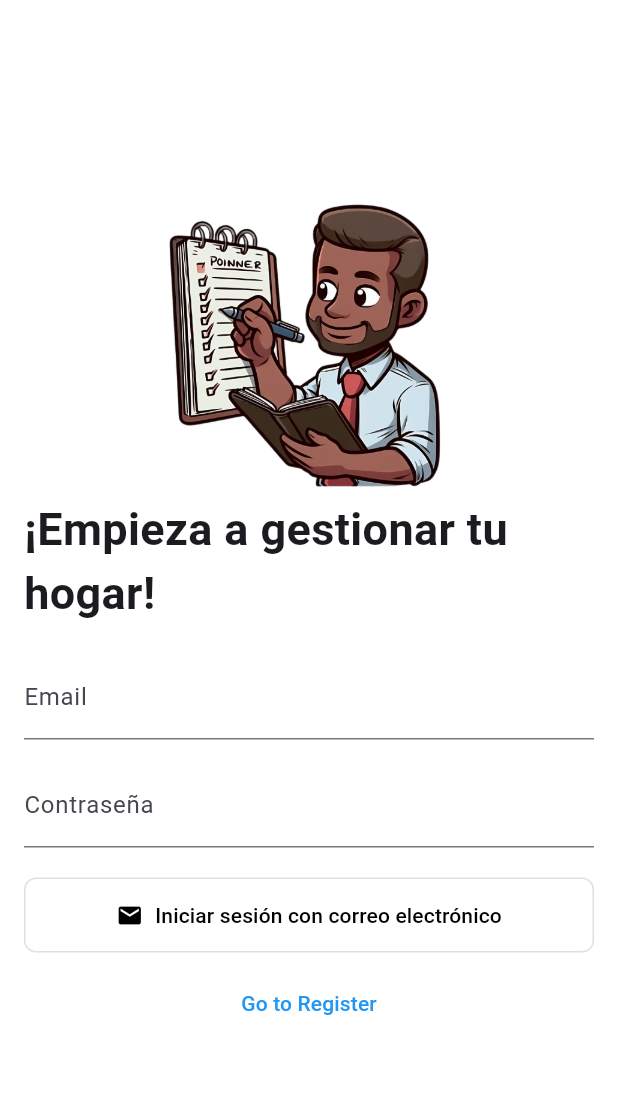
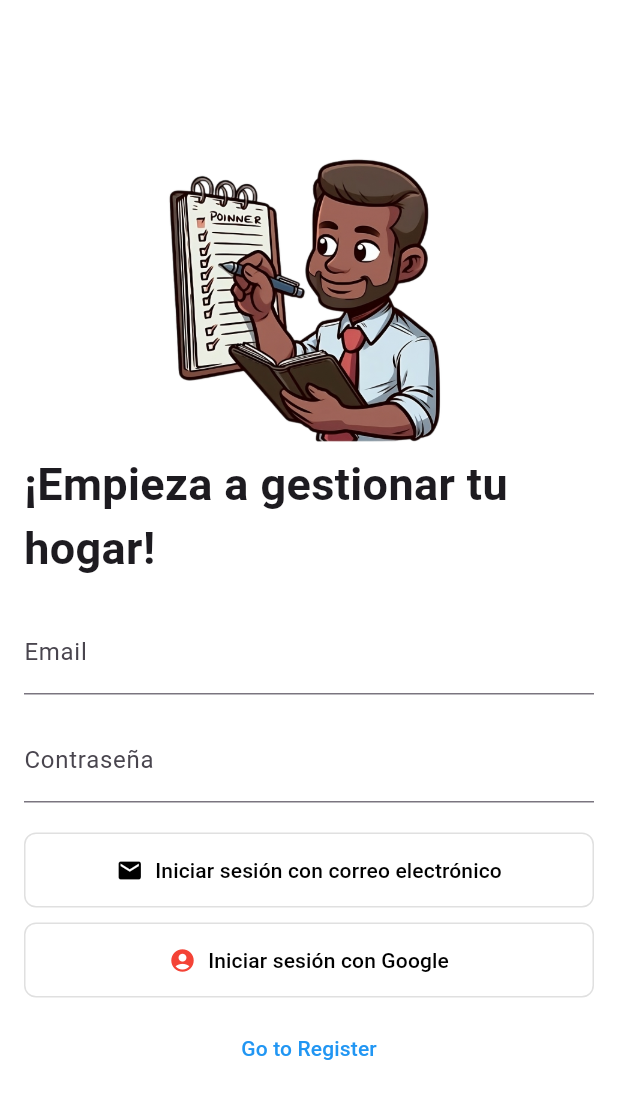
Before and after one commit to sergiiio423/TFG, a Flutter app: the screen it shows after launch, on a phone screen of 412 x 824 dp. Shown: the top 1099 px of the screen. Run offline on Flutter 3.47's test engine with Material 3 defaults, Android fonts, the phone set to English and light mode, and no system bars; our stand-ins replace cloud_firestore, firebase_auth, firebase_core, google_sign_in; accounts and stored records are empty; Roboto replaces fonts that are missing (Arial).

Commit message:
explicacion natural e inicio con google

```diff
--- a/appfirebase/lib/main.dart
+++ b/appfirebase/lib/main.dart
@@ -2,6 +2,7 @@ import 'package:flutter/material.dart';
 import 'package:firebase_core/firebase_core.dart';
 import 'package:firebase_auth/firebase_auth.dart';
 import 'package:cloud_firestore/cloud_firestore.dart';
+import 'package:google_sign_in/google_sign_in.dart';
 import 'firebase_options.dart';
 
 Future<void> main() async {
@@ -82,6 +83,36 @@ class _SignInPageState extends State<SignInPage> {
     }
   }
 
+  Future<void> _signInWithGoogle() async {
+    try {
+      final GoogleSignInAccount? googleUser = await GoogleSignIn().signIn();
+      if (googleUser == null) {
+        return; // El usuario canceló el inicio de sesión
+      }
+
+      final GoogleSignInAuthentication googleAuth =
+          await googleUser.authentication;
+
+      final AuthCredential credential = GoogleAuthProvider.credential(
+        accessToken: googleAuth.accessToken,
+        idToken: googleAuth.idToken,
+      );
+
+      final UserCredential userCredential =
+          await FirebaseAuth.instance.signInWithCredential(credential);
+
+      if (userCredential.user != null) {
+        ScaffoldMessenger.of(context).showSnackBar(
+          const SnackBar(content: Text('Logged in with Google')),
+        );
+      }
+    } catch (e) {
+      ScaffoldMessenger.of(context).showSnackBar(
+        SnackBar(content: Text('Error: ${e.toString()}')),
+      );
+    }
+  }
+
   @override
   Widget build(BuildContext context) {
     return Scaffold(
@@ -95,7 +126,6 @@ class _SignInPageState extends State<SignInPage> {
               crossAxisAlignment: CrossAxisAlignment.center,
               children: <Widget>[
                 Image.asset('assets/inicio.png', width: 200, height: 200),
-
                 const Text(
                   '¡Empieza a gestionar tu hogar!',
                   style: TextStyle(
@@ -110,7 +140,7 @@ class _SignInPageState extends State<SignInPage> {
                   decoration: const InputDecoration(labelText: 'Email'),
                   keyboardType: TextInputType.emailAddress,
                 ),
-                const SizedBox(height: 16), // Añade espacio entre los campos
+                const SizedBox(height: 16),
                 TextField(
                   controller: _passwordController,
                   decoration: const InputDecoration(labelText: 'Contraseña'),
@@ -119,30 +149,42 @@ class _SignInPageState extends State<SignInPage> {
                 const SizedBox(height: 20),
                 TextButton.icon(
                   onPressed: _signIn,
-                  icon: const Icon(Icons.email,
-                      color: Colors.black), // Icono del sobre
+                  icon: const Icon(Icons.email, color: Colors.black),
                   label: const Text(
                     'Iniciar sesión con correo electrónico',
-                    style: TextStyle(color: Colors.black), // Color del texto
+                    style: TextStyle(color: Colors.black),
                   ),
                   style: TextButton.styleFrom(
-                    backgroundColor: Colors.white, // Color de fondo blanco
-                    minimumSize: const Size(
-                        double.infinity, 50), // Tamaño mínimo del botón
-                    padding: const EdgeInsets.symmetric(
-                        horizontal: 16.0), // Espaciado horizontal
+                    backgroundColor: Colors.white,
+                    minimumSize: const Size(double.infinity, 50),
+                    padding: const EdgeInsets.symmetric(horizontal: 16.0),
                     shape: RoundedRectangleBorder(
-                      borderRadius:
-                          BorderRadius.circular(8.0), // Bordes redondeados
+                      borderRadius: BorderRadius.circular(8.0),
                     ),
-                    side: BorderSide(
-                        color: Colors.grey.shade300), // Opcional: borde gris
+                    side: BorderSide(color: Colors.grey.shade300),
+                  ),
+                ),
+                const SizedBox(height: 10),
+                TextButton.icon(
+                  onPressed: _signInWithGoogle,
+                  icon: const Icon(Icons.account_circle, color: Colors.red),
+                  label: const Text(
+                    'Iniciar sesión con Google',
+                    style: TextStyle(color: Colors.black),
+                  ),
+                  style: TextButton.styleFrom(
+                    backgroundColor: Colors.white,
+                    minimumSize: const Size(double.infinity, 50),
+                    padding: const EdgeInsets.symmetric(horizontal: 16.0),
+                    shape: RoundedRectangleBorder(
+                      borderRadius: BorderRadius.circular(8.0),
+                    ),
+                    side: BorderSide(color: Colors.grey.shade300),
                   ),
                 ),
                 const SizedBox(height: 10),
                 TextButton(
                   onPressed: () {
-                    // Navegar a la página de registro
                     Navigator.push(
                       context,
                       MaterialPageRoute(
```
Also changed, not shown: 14 other files.
